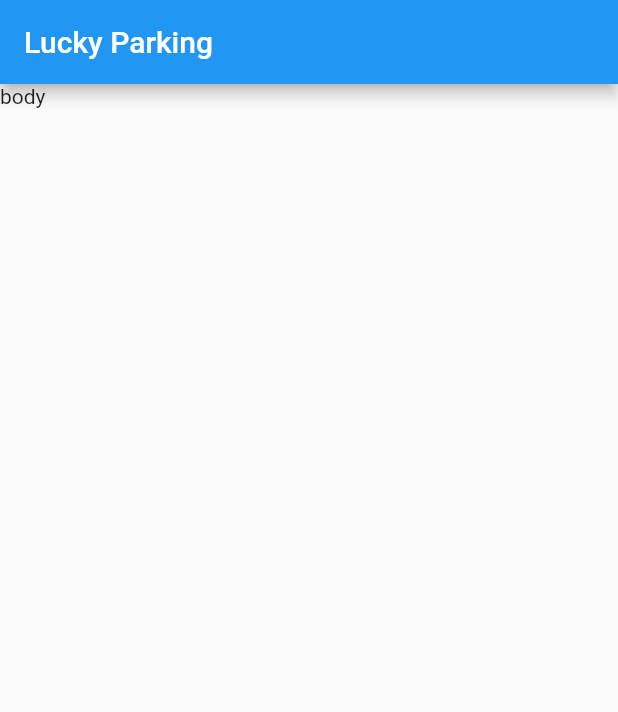
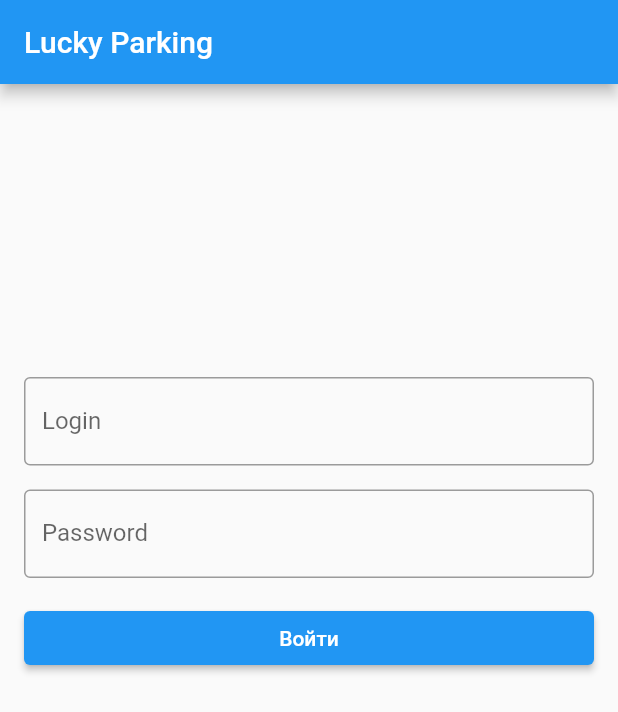
Before and after one commit to LukyanovAnatoliy/LuckyParking, a Flutter app: the screen it shows after launch, on a phone screen of 412 x 824 dp. Shown: the top 712 px of the screen. Run offline on Flutter 3.47's test engine with Material 2 defaults, Android fonts, the phone set to English and light mode, and no system bars; our stand-ins replace flutter_bloc.

Commit message:
added login screen

```diff
--- /dev/null
+++ b/lib/home/view/home_page.dart
@@ -0,0 +1,13 @@
+import 'package:flutter/material.dart';
+import 'package:lucky_parking/res/string_res.dart';
+
+class HomePage extends StatelessWidget {
+  @override
+  Widget build(BuildContext context) {
+    return Scaffold(
+      appBar: AppBar(
+        title: Text(StringResources.APP_NAME),
+      ),
+    );
+  }
+}
--- /dev/null
+++ b/lib/login/bloc/login_bloc.dart
@@ -0,0 +1,48 @@
+import 'package:flutter_bloc/flutter_bloc.dart';
+import 'package:lucky_parking/login/bloc/login_state.dart';
+import 'package:lucky_parking/res/string_res.dart';
+
+const _MIN_LENGTH_PASSWORD = 4;
+
+class LoginCubit extends Cubit<LoginState> {
+
+  String _currentPassword = "";
+  String _currentLogin = "";
+
+  LoginCubit() : super(LoginEmptyState());
+
+  onChangePassword(String newPassword) {
+    _currentPassword = newPassword;
+  }
+
+  onChangeLogin(String newLogin) {
+    _currentLogin = newLogin;
+  }
+
+  login() {
+    if (_checkData()) {
+      print("$_currentLogin: $_currentPassword");
+    }
+  }
+
+  bool _checkData() {
+    String? loginCheckMessage;
+    String? passwordCheckMessage;
+    if (_currentLogin.isEmpty) {
+      loginCheckMessage = StringResources.LOGIN_PAGE_LOGIN_ERROR_EMPTY;
+    }
+
+    if (_currentPassword.isEmpty) {
+      passwordCheckMessage = StringResources.LOGIN_PAGE_PASSWORD_ERROR_EMPTY;
+    } else  if (_currentPassword.length < _MIN_LENGTH_PASSWORD) {
+      passwordCheckMessage = StringResources.LOGIN_PAGE_PASSWORD_ERROR_SHORT;
+    }
+
+    if (loginCheckMessage != null || passwordCheckMessage != null) {
+      emit(LoginInvalidDataState(loginError: loginCheckMessage, passwordError: passwordCheckMessage));
+      return false;
+    }
+
+    return true;
+  }
+}
--- /dev/null
+++ b/lib/login/bloc/login_state.dart
@@ -0,0 +1,21 @@
+abstract class LoginState{
+  final String? loginError;
+  final String? passwordError;
+
+  LoginState({this.loginError, this.passwordError});
+
+}
+
+class LoginEmptyState extends LoginState{
+  LoginEmptyState(): super();
+}
+
+class LoginInvalidDataState extends LoginState{
+  LoginInvalidDataState({loginError, passwordError}): super(loginError: loginError, passwordError: passwordError);
+}
+
+class LoginServerException extends LoginState{
+  final String errorMessage;
+
+  LoginServerException({this.errorMessage = ""}): super();
+}
--- /dev/null
+++ b/lib/login/view/login_form.dart
@@ -0,0 +1,56 @@
+import 'package:flutter/material.dart';
+import 'package:flutter_bloc/flutter_bloc.dart';
+import 'package:lucky_parking/login/bloc/login_bloc.dart';
+import 'package:lucky_parking/login/bloc/login_state.dart';
+import 'package:lucky_parking/res/string_res.dart';
+
+class LoginForm extends StatelessWidget {
+  @override
+  Widget build(BuildContext context) {
+    final loginBloc = context.read<LoginCubit>();
+
+    return BlocBuilder<LoginCubit, LoginState>(builder: (context, state) {
+      return Container(
+        alignment: const Alignment(0, -1 / 3),
+        padding: EdgeInsets.all(16),
+        child: Column(
+          mainAxisSize: MainAxisSize.min,
+          children: [
+
+            TextField(
+              decoration: InputDecoration(
+                labelText: StringResources.LOGIN_PAGE_LOGIN_LABEL,
+                border: OutlineInputBorder(),
+                errorText: state.loginError,
+              ),
+              onChanged: loginBloc.onChangeLogin,
+            ),
+
+            Padding(padding: EdgeInsets.all(8)),
+
+            TextField(
+              obscureText: true,
+              decoration: InputDecoration(
+                labelText: StringResources.LOGIN_PAGE_PASSWORD_LABEL,
+                border: OutlineInputBorder(),
+                errorText: state.passwordError,
+              ),
+              onChanged: loginBloc.onChangePassword,
+            ),
+
+            Padding(padding: EdgeInsets.all(8)),
+
+            Container(
+              width: double.infinity,
+              child: ElevatedButton(
+                onPressed: () => loginBloc.login(),
+                child: const Text(StringResources.LOGIN_PAGE_BUTTON_LABEL),
+              ),
+            ),
+
+          ],
+        ),
+      );
+    });
+  }
+}
--- /dev/null
+++ b/lib/login/view/login_page.dart
@@ -0,0 +1,22 @@
+import 'package:flutter/cupertino.dart';
+import 'package:flutter/material.dart';
+import 'package:flutter_bloc/flutter_bloc.dart';
+import 'package:lucky_parking/login/bloc/login_bloc.dart';
+import 'package:lucky_parking/login/view/login_form.dart';
+import 'package:lucky_parking/res/string_res.dart';
+
+class LoginPage extends StatelessWidget {
+
+  @override
+  Widget build(BuildContext context) {
+    return Scaffold(
+        appBar: AppBar(
+          title: Text(StringResources.APP_NAME),
+        ),
+        body: BlocProvider<LoginCubit>(
+          create: (_) => LoginCubit(),
+          child: LoginForm(),
+        )
+    );
+  }
+}
--- a/lib/main.dart
+++ b/lib/main.dart
@@ -1,4 +1,7 @@
 import 'package:flutter/material.dart';
+import 'package:lucky_parking/res/string_res.dart';
+
+import 'login/view/login_page.dart';
 
 void main() {
   runApp(MyApp());
@@ -8,24 +11,11 @@ class MyApp extends StatelessWidget {
   @override
   Widget build(BuildContext context) {
     return MaterialApp(
-      title: 'Lucky Parking',
+      title: StringResources.APP_NAME,
       theme: ThemeData(
         primarySwatch: Colors.blue,
       ),
-      home: MainPage(),
+      home: LoginPage(),
     );
   }
 }
-//
-class MainPage extends StatelessWidget {
-
-  @override
-  Widget build(BuildContext context) {
-    return Scaffold(
-      appBar: AppBar(
-        title: Text("Lucky Parking"),
-      ),
-      body: Text("body"),
-    );
-  }
-}
--- /dev/null
+++ b/lib/res/string_res.dart
@@ -0,0 +1,10 @@
+class StringResources {
+  static const APP_NAME = "Lucky Parking";
+
+  static const LOGIN_PAGE_LOGIN_LABEL = "Login";
+  static const LOGIN_PAGE_PASSWORD_LABEL = "Password";
+  static const LOGIN_PAGE_BUTTON_LABEL = "Войти";
+  static const LOGIN_PAGE_LOGIN_ERROR_EMPTY = "Введите логин";
+  static const LOGIN_PAGE_PASSWORD_ERROR_EMPTY = "Введите пароль";
+  static const LOGIN_PAGE_PASSWORD_ERROR_SHORT = "Длина пароля должна быть больше 4 символов";
+}
--- a/pubspec.yaml
+++ b/pubspec.yaml
@@ -28,6 +28,8 @@ dependencies:
   # The following adds the Cupertino Icons font to your application.
   # Use with the CupertinoIcons class for iOS style icons.
   cupertino_icons: ^1.0.2
+
+  flutter_bloc: ^7.2.0
 
 dev_dependencies:
   flutter_test:
```
